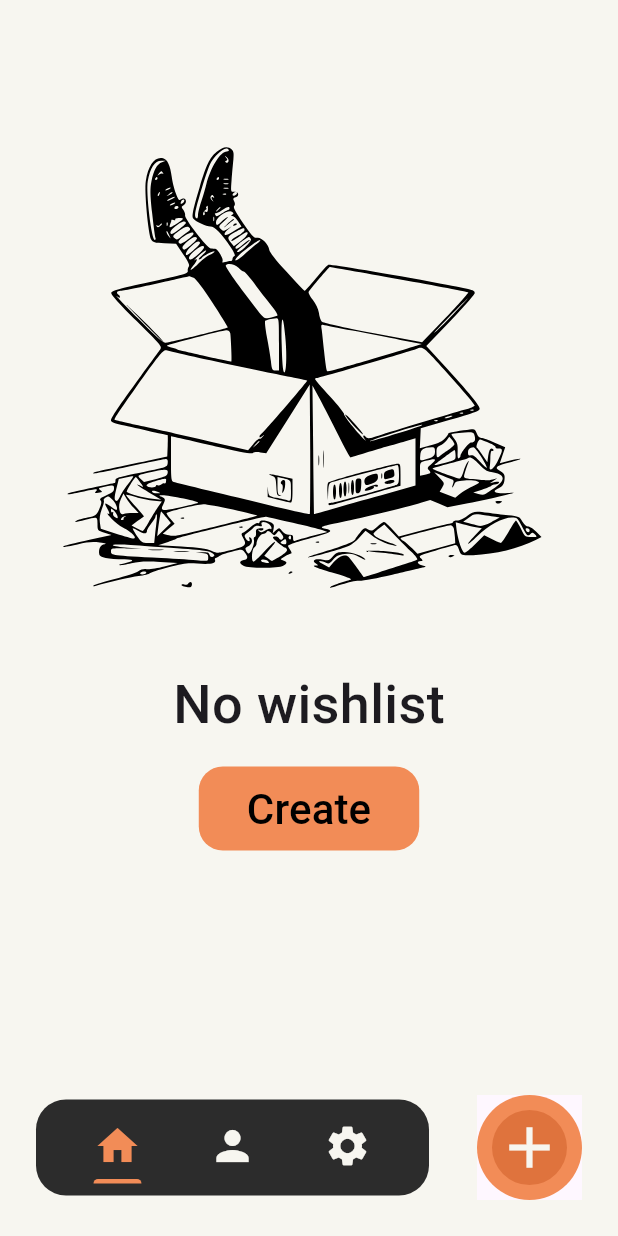
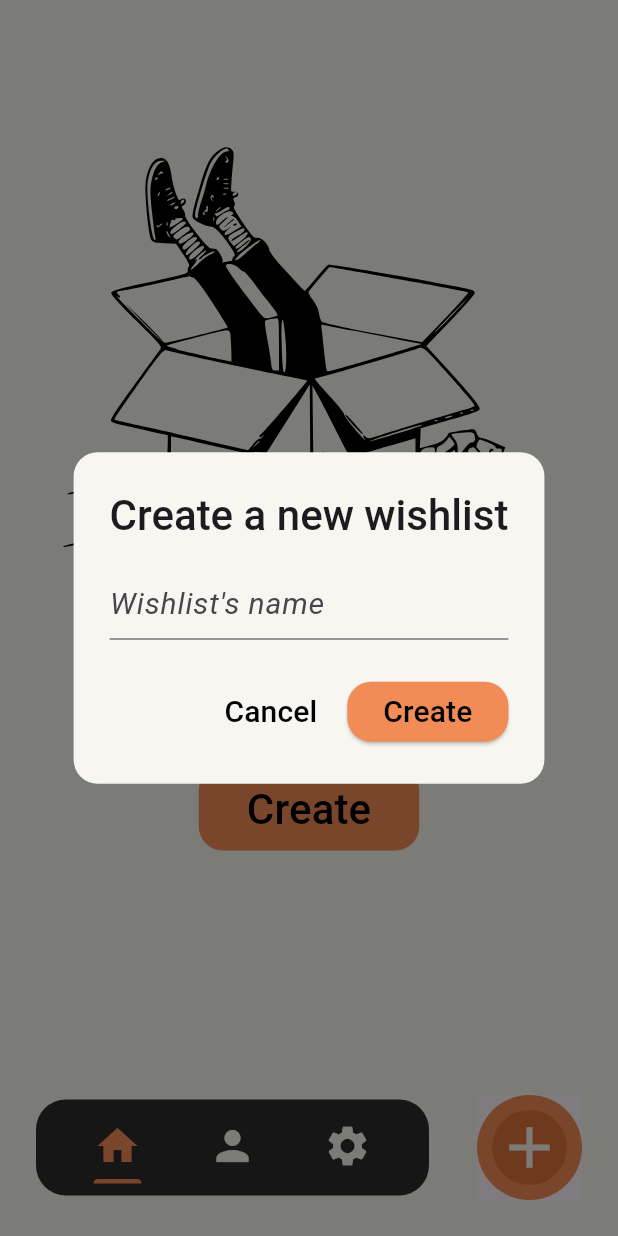
Before and after one commit to Raphael-Mssn/wishlist, a Flutter app: the screen it shows after launch, after a tap on "Create", on a phone screen of 412 x 824 dp. Run offline on Flutter 3.47's test engine with Material 3 defaults, Android fonts, the phone set to English and light mode, and no system bars; our stand-ins replace equatable, flutter_svg, gap, google_fonts; generated files the repository leaves out were written again; Roboto replaces fonts that are missing (Truculenta).

Commit message:
feat: create wishlist creation popup

```diff
--- a/wishlist/lib/l10n/arb/app_en.arb
+++ b/wishlist/lib/l10n/arb/app_en.arb
@@ -1,5 +1,8 @@
 {
   "@@locale": "en",
   "no_wishlist": "No wishlist",
-  "create_button": "Create"
+  "create_button": "Create",
+  "create_new_wishlist": "Create a new wishlist",
+  "wishlist_name": "Wishlist's name",
+  "cancel_button": "Cancel"
 }
--- a/wishlist/lib/l10n/arb/app_fr.arb
+++ b/wishlist/lib/l10n/arb/app_fr.arb
@@ -1,5 +1,8 @@
 {
   "@@locale": "fr",
   "no_wishlist": "Aucune wishlist",
-  "create_button": "Créer"
+  "create_button": "Créer",
+  "create_new_wishlist": "Créer une nouvelle wishlist",
+  "wishlist_name": "Nom de la wishlist",
+  "cancel_button": "Annuler"
 }
--- a/wishlist/lib/modules/home/view/home_screen.dart
+++ b/wishlist/lib/modules/home/view/home_screen.dart
@@ -7,6 +7,7 @@ import 'package:wishlist/shared/theme/widgets/app_scaffold.dart';
 import 'package:wishlist/shared/theme/widgets/primary_button.dart';
 import 'package:wishlist/shared/widgets/floating_nav_bar.dart';
 import 'package:wishlist/shared/widgets/nav_bar_add_button.dart';
+import 'package:wishlist/shared/widgets/create_dialog.dart';
 
 class HomeScreen extends StatelessWidget {
   const HomeScreen({super.key});
@@ -35,16 +36,42 @@ class HomeScreen extends StatelessWidget {
               const Gap(16),
               PrimaryButton(
                 text: l10n.create_button,
-                onPressed: () {},
+                onPressed: () {
+                  _showCreateDialog(context);
+                },
               ),
             ],
           ),
         ),
       ),
       floatingActionButton: NavBarAddButton(
-        onPressed: () {},
+        onPressed: () {
+          _showCreateDialog(context);
+        },
       ),
       bottomNavigationBar: const FloatingNavBar(),
     );
   }
+
+  Future<void> _showCreateDialog(BuildContext context) async {
+    return showGeneralDialog<void>(
+      context: context,
+      barrierDismissible: true,
+      barrierLabel: '', // Combinaison barrierDismissible: true et barrierLabel != null pour pouvoir fermer le dialog en cliquant ailleurs
+      transitionDuration: const Duration(milliseconds: 300),
+      transitionBuilder: (context, animation, secondaryAnimation, child) {
+        final curvedAnimation = CurvedAnimation(
+          parent: animation,
+          curve: Curves.easeInOut,
+        );
+        return ScaleTransition(
+          scale: curvedAnimation,
+          child: child,
+        );
+      },
+      pageBuilder: (context, animation, secondaryAnimation) {
+        return CreateDialog(animation: animation);
+      },
+    );
+  }
 }
--- a/wishlist/lib/shared/theme/widgets/primary_button.dart
+++ b/wishlist/lib/shared/theme/widgets/primary_button.dart
@@ -20,7 +20,7 @@ class PrimaryButton extends StatelessWidget {
           borderRadius: BorderRadius.circular(16),
         ),
       ),
-      onPressed: () {},
+      onPressed: onPressed,
       child: Text(
         text,
         style: GoogleFonts.truculenta(
--- /dev/null
+++ b/wishlist/lib/shared/widgets/create_dialog.dart
@@ -0,0 +1,90 @@
+import 'package:flutter/material.dart';
+import 'package:wishlist/l10n/l10n.dart';
+import 'package:google_fonts/google_fonts.dart';
+
+class CreateDialog extends StatelessWidget {
+  final Animation<double> animation;
+
+  const CreateDialog({super.key, required this.animation});
+
+  @override
+  Widget build(BuildContext context) {
+    final l10n = context.l10n;
+    return AnimatedBuilder(
+      animation: animation,
+      builder: (context, child) {
+        return AlertDialog(
+          shape: RoundedRectangleBorder(
+            borderRadius: BorderRadius.circular(16),
+          ),
+          title: Text(
+            l10n.create_new_wishlist,
+            style: GoogleFonts.truculenta(
+              fontSize: 28,
+              fontWeight: FontWeight.w500,
+            ),
+          ),
+          content: SingleChildScrollView(
+            child: Column(
+              mainAxisSize: MainAxisSize.min,
+              children: [
+                ListBody(
+                  children: <Widget>[
+                    TextField(
+                      style: GoogleFonts.truculenta(fontSize: 20),
+                      cursorColor: Theme.of(context).primaryColor,
+                      decoration: InputDecoration(
+                        hintText: l10n.wishlist_name,
+                        hintStyle: GoogleFonts.truculenta(
+                            fontSize: 20, fontStyle: FontStyle.italic),
+                        focusedBorder: UnderlineInputBorder(
+                          borderSide:
+                              BorderSide(color: Theme.of(context).primaryColor),
+                        ),
+                      ),
+                    ),
+                    // Ajoutez d'autres champs de formulaire ici si nécessaire
+                  ],
+                ),
+              ],
+            ),
+          ),
+          actions: <Widget>[
+            TextButton(
+              child: Text(l10n.cancel_button,
+                  style: GoogleFonts.truculenta(
+                    fontSize: 20,
+                    fontWeight: FontWeight.w500,
+                    color: Colors.black,
+                  )),
+              onPressed: () {
+                Navigator.of(context).pop();
+              },
+            ),
+            ElevatedButton(
+              onPressed: () {
+                // Traitez les données du formulaire ici
+                Navigator.of(context).pop();
+              },
+              style: TextButton.styleFrom(
+                backgroundColor: Theme.of(context).primaryColor,
+                shape: RoundedRectangleBorder(
+                  borderRadius: BorderRadius.circular(16),
+                ),
+              ),
+              child: Text(
+                l10n.create_button,
+                style: GoogleFonts.truculenta(
+                  fontSize: 20,
+                  fontWeight: FontWeight.w500,
+                  color: Colors.black,
+                ),
+              ),
+            ),
+          ],
+          backgroundColor: Theme.of(context).scaffoldBackgroundColor,
+        );
+      },
+    );
+  }
+}
```
